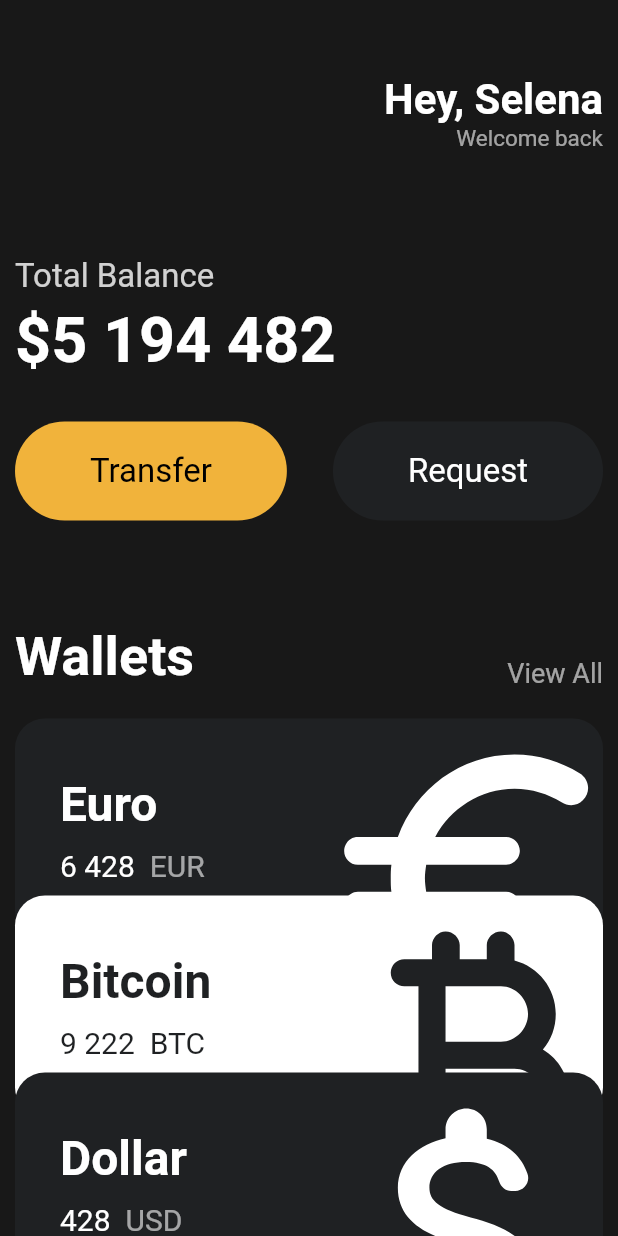
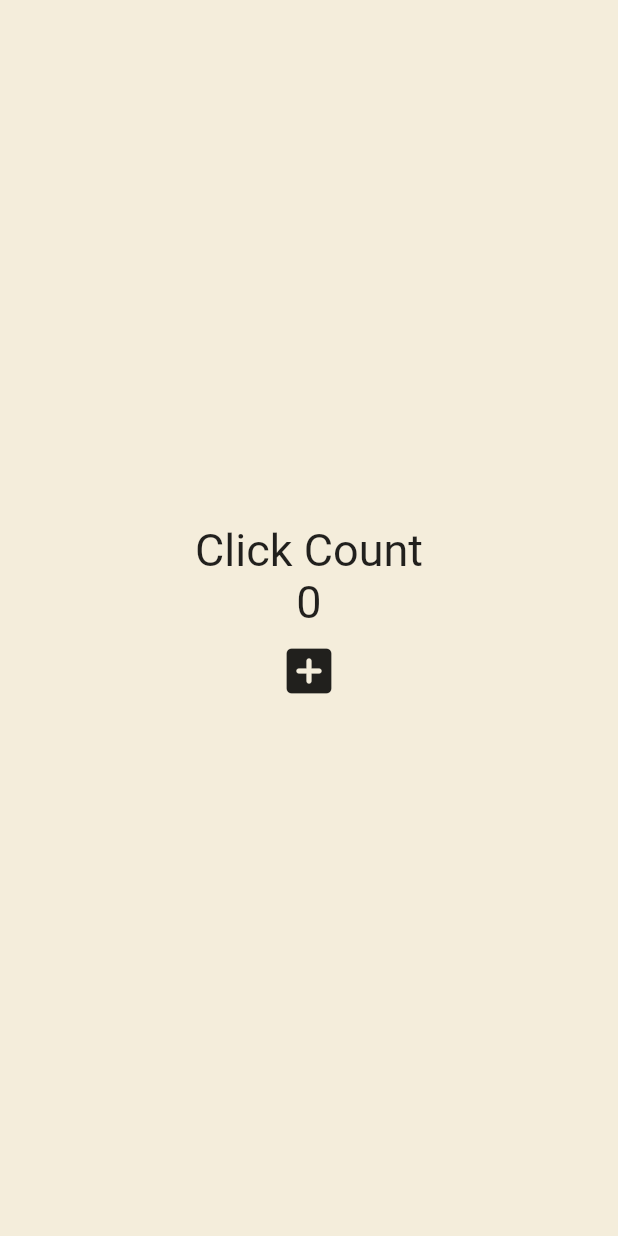
Before and after one commit to HyeonJi-Son/nomad_toonflix, a Flutter app: the screen it shows after launch, on a phone screen of 412 x 824 dp. Run offline on Flutter 3.47's test engine with Material 2 defaults, Android fonts, the phone set to English and light mode, and no system bars.

Commit message:
[230901] stateless widget, stateful widget

```diff
--- a/lib/main.dart
+++ b/lib/main.dart
@@ -11,159 +11,225 @@ void main() {
   runApp(App());
 }
 
-class App extends StatelessWidget {
-  //지금부터 이 App이라는 클래스를 widget으로 만들 것이다.
-  //그러려면 flutter SDK에 있는 3개의 core Widget중에 하나를 extend(상속) 받아야 함.
-  /*
-      1. StatelessWidget
-      2.
-      3.
-     */
-  //statelessWidget을 상속받자 App로 에러 위치가 옮겨져 bild method가 필요하다고 함.
-  //이 때, build method를 구현하라는 것은 statelessWidget을 상속받기 위한 조건이다.
-  //build method는 flutter가 실행될 때 build method가 return하는 내용을 화면에 띄워줄 것이다.
+class App extends StatefulWidget { //stateful Widget 그 자체
+  @override
+  State<App> createState() => _AppState();
+}
+
+class _AppState extends State<App> { //우리가 UI를 구축하는 곳
+  //State의 데이터를 바꾸면 UI는 새로고침되면서 최신 데이터를 보여줌.
+  //Stateful Widget의 데이터는 단지, Dart 클래스 프로퍼티이다.
+
+  int counter = 0;
+
+  void onClicked(){
+    setState(() { //State가 반응해서 데이터가 갱신되면 스스로 새로고침을 하라고 알려주는 함수
+      //데이터가 갱신되면 build 메서드를 한 번 더 호출하는 것.
+      counter = counter + 1;
+      //변경되는 데이터를 꼭 setState()함수 내에 넣을 필요는 없지만 코드 가독성을 위해 권장.
+    });
+  }
+
   @override
   Widget build(BuildContext context) {
-    //material : 구글 디자인 시스템
-    //ios보다 meterial 쪽의 가독성이 좋은 편이기 때문에
-    //이번 강의 + 많은 교본에서 이 스타일로 진행하는 편이다.
-    //cupertino : 애플 디자인 시스템
-    // MaterialApp과 CupertinoApp중 어떤 스타일의
-    // 디자인 family를 사용할지 골라서 return해준다.
-    // 만약 커스텀 디자인 어플을 만들고 싶더라도
-    // 우선 기본적인 root UI setting은 해줘야함.
     return MaterialApp(
       home: Scaffold(
-        backgroundColor: Color(0xFF181818),
-        body: SingleChildScrollView(
-          child: Padding(
-            padding: EdgeInsets.symmetric(horizontal: 10),
+        backgroundColor: const Color(0xFFF4EDDB),
+        body: Center(
           child: Column(
-                crossAxisAlignment: CrossAxisAlignment.start,
+            mainAxisAlignment: MainAxisAlignment.center,
             children: [
-                  SizedBox(
-                    height: 50,
-                  ),
-                  Row(
-                    mainAxisAlignment: MainAxisAlignment.end,
-                    children: [
-                      Column(
-                        crossAxisAlignment: CrossAxisAlignment.end,
-                        children: [
-                          Text('Hey, Selena',
+              Text(
+                'Click Count',
                 style: TextStyle(
-                              color: Colors.white,
-                              fontSize: 28,
-                              fontWeight: FontWeight.w600,
+                    fontSize: 30
                 ),
               ),
-                          Text('Welcome back',
+              Text(
+                '$counter',
                 style: TextStyle(
-                                color: Colors.white.withOpacity(0.6),
-                                fontSize: 15,
+                    fontSize: 30
                 ),
               ),
-                        ],
-                      ),
-                    ],
-                  ),
-                  SizedBox(
-                    height: 70,
-                  ),
-                  Text(
-                    'Total Balance',
-                    style: TextStyle(
-                      fontSize: 22,
-                      color: Colors.white.withOpacity(0.8),
+              IconButton(
+                  iconSize: 40,
+                  onPressed: onClicked,
+                  icon: const Icon(Icons.add_box_rounded)
               )
-                  ),
-                  SizedBox(
-                    height: 5,
-                  ),
-                  Text(
-                    '\$5 194 482',
-                    style: TextStyle(
-                      fontSize: 42,
-                      fontWeight: FontWeight.w600,
-                      color: Colors.white,
-                    )
-                  ),
-                  SizedBox(
-                    height: 30,
-                  ),
-                  Row(
-                    mainAxisAlignment: MainAxisAlignment.spaceBetween,
-                    children: [
-                      const Button(
-                          text: 'Transfer',
-                          bgColor: Color(0xFFF1B33B),
-                          textColor: Colors.black
-                      ),
-                      const Button(
-                          text: 'Request',
-                          bgColor: Color(0xFF1F2123),
-                          textColor: Colors.white
-                      ),
-                    ],
-                  ),
-                  const SizedBox(
-                    height: 70,
-                  ),
-                  Row(
-                    mainAxisAlignment: MainAxisAlignment.spaceBetween,
-                    crossAxisAlignment: CrossAxisAlignment.end,
-                    children: [
-                    Text('Wallets',
-                    style: TextStyle(
-                      color: Colors.white,
-                      fontSize: 36,
-                      fontWeight: FontWeight.w600,
-                    )),
-                    Text('View All',
-                    style: TextStyle(
-                      color:Colors.white.withOpacity(0.6),
-                      fontSize: 18,
-                    )),
-                  ],),
-                  const SizedBox(
-                    height: 20,
-                  ),
-                  CurrencyCard(
-                    name: 'Euro',
-                    code: 'EUR',
-                    amount: '6 428',
-                    icon: Icons.euro_rounded,
-                    isInverted: false,
-                  ),
-                  Transform.translate(
-                    offset: const Offset(0, -30),
-                    child: const CurrencyCard(
-                      name: 'Bitcoin',
-                      code: 'BTC',
-                      amount: '9 222',
-                      icon: Icons.currency_bitcoin_rounded,
-                      isInverted: true,
-                    ),
-                  ),
-                  Transform.translate(
-                    offset: const Offset(0, -60),
-                    child: const CurrencyCard(
-                      name: 'Dollar',
-                      code: 'USD',
-                      amount: '428',
-                      icon: Icons.attach_money_rounded,
-                      isInverted: false,
-                    ),
-                  ),
             ],
           ),
         ),
       ),
-        //class를 찍을 때 마다 ,(콤마)를 찍어주면 vsCode가 자동으로 아래처럼 class가 닫힌 부분을 표시해준다.
-      ),
     );
-
-    //scaffold : UI 화면의 기본 뼈대. 규칙에 의해 화면이 반드시 가져야하는 요소.
-    //navegation bar, botton, tab, bar, 화면 중앙 정렬 등등...을 해준다.
   }
 }
+
+//
+// class App extends StatelessWidget { //상태가 없는 위젯
+//   @override
+//   Widget build(BuildContext context) {
+//     return MaterialApp(
+//       home: Scaffold(
+//         backgroundColor: const Color(0xFFF4EDDB),
+//         body: Container(),
+//       ),
+//     );
+//   }
+// }
+
+// class App extends StatelessWidget {
+//   //지금부터 이 App이라는 클래스를 widget으로 만들 것이다.
+//   //그러려면 flutter SDK에 있는 3개의 core Widget중에 하나를 extend(상속) 받아야 함.
+//   /*
+//       1. StatelessWidget
+//       2.
+//       3.
+//      */
+//   //statelessWidget을 상속받자 App로 에러 위치가 옮겨져 bild method가 필요하다고 함.
+//   //이 때, build method를 구현하라는 것은 statelessWidget을 상속받기 위한 조건이다.
+//   //build method는 flutter가 실행될 때 build method가 return하는 내용을 화면에 띄워줄 것이다.
+//   @override
+//   Widget build(BuildContext context) {
+//     //material : 구글 디자인 시스템
+//     //ios보다 meterial 쪽의 가독성이 좋은 편이기 때문에
+//     //이번 강의 + 많은 교본에서 이 스타일로 진행하는 편이다.
+//     //cupertino : 애플 디자인 시스템
+//     // MaterialApp과 CupertinoApp중 어떤 스타일의
+//     // 디자인 family를 사용할지 골라서 return해준다.
+//     // 만약 커스텀 디자인 어플을 만들고 싶더라도
+//     // 우선 기본적인 root UI setting은 해줘야함.
+//     return MaterialApp(
+//       home: Scaffold(
+//         backgroundColor: Color(0xFF181818),
+//         body: SingleChildScrollView(
+//           child: Padding(
+//             padding: EdgeInsets.symmetric(horizontal: 10),
+//             child: Column(
+//                 crossAxisAlignment: CrossAxisAlignment.start,
+//                 children: [
+//                   SizedBox(
+//                     height: 50,
+//                   ),
+//                   Row(
+//                     mainAxisAlignment: MainAxisAlignment.end,
+//                     children: [
+//                       Column(
+//                         crossAxisAlignment: CrossAxisAlignment.end,
+//                         children: [
+//                           Text('Hey, Selena',
+//                             style: TextStyle(
+//                               color: Colors.white,
+//                               fontSize: 28,
+//                               fontWeight: FontWeight.w600,
+//                             ),
+//                           ),
+//                           Text('Welcome back',
+//                               style: TextStyle(
+//                                 color: Colors.white.withOpacity(0.6),
+//                                 fontSize: 15,
+//                               ),
+//                           ),
+//                         ],
+//                       ),
+//                     ],
+//                   ),
+//                   SizedBox(
+//                     height: 70,
+//                   ),
+//                   Text(
+//                     'Total Balance',
+//                     style: TextStyle(
+//                       fontSize: 22,
+//                       color: Colors.white.withOpacity(0.8),
+//                     )
+//                   ),
+//                   SizedBox(
+//                     height: 5,
+//                   ),
+//                   Text(
+//                     '\$5 194 482',
+//                     style: TextStyle(
+//                       fontSize: 42,
+//                       fontWeight: FontWeight.w600,
+//                       color: Colors.white,
+//                     )
+//                   ),
+//                   SizedBox(
+//                     height: 30,
+//                   ),
+//                   Row(
+//                     mainAxisAlignment: MainAxisAlignment.spaceBetween,
+//                     children: [
+//                       const Button(
+//                           text: 'Transfer',
+//                           bgColor: Color(0xFFF1B33B),
+//                           textColor: Colors.black
+//                       ),
+//                       const Button(
+//                           text: 'Request',
+//                           bgColor: Color(0xFF1F2123),
+//                           textColor: Colors.white
+//                       ),
+//                     ],
+//                   ),
+//                   const SizedBox(
+//                     height: 70,
+//                   ),
+//                   Row(
+//                     mainAxisAlignment: MainAxisAlignment.spaceBetween,
+//                     crossAxisAlignment: CrossAxisAlignment.end,
+//                     children: [
+//                     Text('Wallets',
+//                     style: TextStyle(
+//                       color: Colors.white,
+//                       fontSize: 36,
+//                       fontWeight: FontWeight.w600,
+//                     )),
+//                     Text('View All',
+//                     style: TextStyle(
+//                       color:Colors.white.withOpacity(0.6),
+//                       fontSize: 18,
+//                     )),
+//                   ],),
+//                   const SizedBox(
+//                     height: 20,
+//                   ),
+//                   CurrencyCard(
+//                     name: 'Euro',
+//                     code: 'EUR',
+//                     amount: '6 428',
+//                     icon: Icons.euro_rounded,
+//                     isInverted: false,
+//                   ),
+//                   Transform.translate(
+//                     offset: const Offset(0, -30),
+//                     child: const CurrencyCard(
+//                       name: 'Bitcoin',
+//                       code: 'BTC',
+//                       amount: '9 222',
+//                       icon: Icons.currency_bitcoin_rounded,
+//                       isInverted: true,
+//                     ),
+//                   ),
+//                   Transform.translate(
+//                     offset: const Offset(0, -60),
+//                     child: const CurrencyCard(
+//                       name: 'Dollar',
+//                       code: 'USD',
+//                       amount: '428',
+//                       icon: Icons.attach_money_rounded,
+//                       isInverted: false,
+//                     ),
+//                   ),
+//                 ],
+//             ),
+//           ),
+//         ),
+//         //class를 찍을 때 마다 ,(콤마)를 찍어주면 vsCode가 자동으로 아래처럼 class가 닫힌 부분을 표시해준다.
+//       ),
+//     );
+//
+//     //scaffold : UI 화면의 기본 뼈대. 규칙에 의해 화면이 반드시 가져야하는 요소.
+//     //navegation bar, botton, tab, bar, 화면 중앙 정렬 등등...을 해준다.
+//   }
+// }
```
Lines whose indentation alone changed are shown as unchanged.
